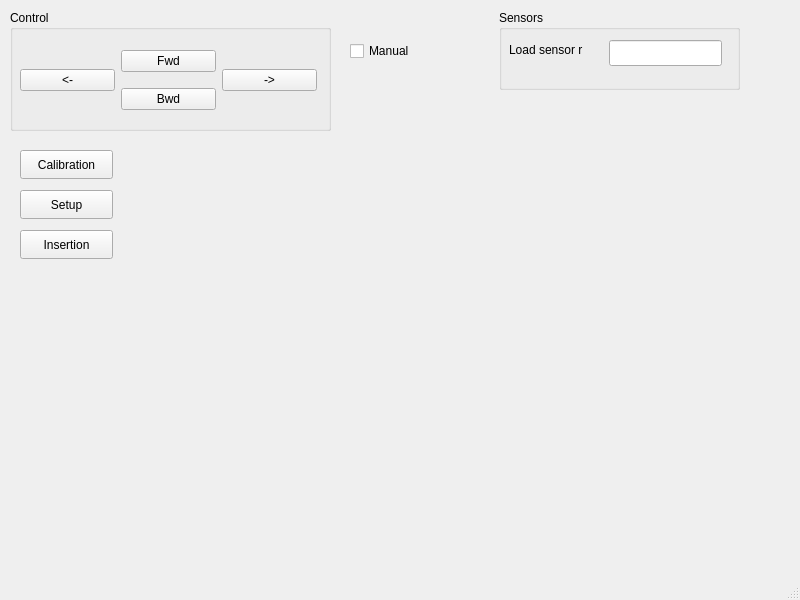
Above: microprobe_app/mainwindow.ui from AlexMarguet/microbs-microprobe before the change. Below: the same form after it.
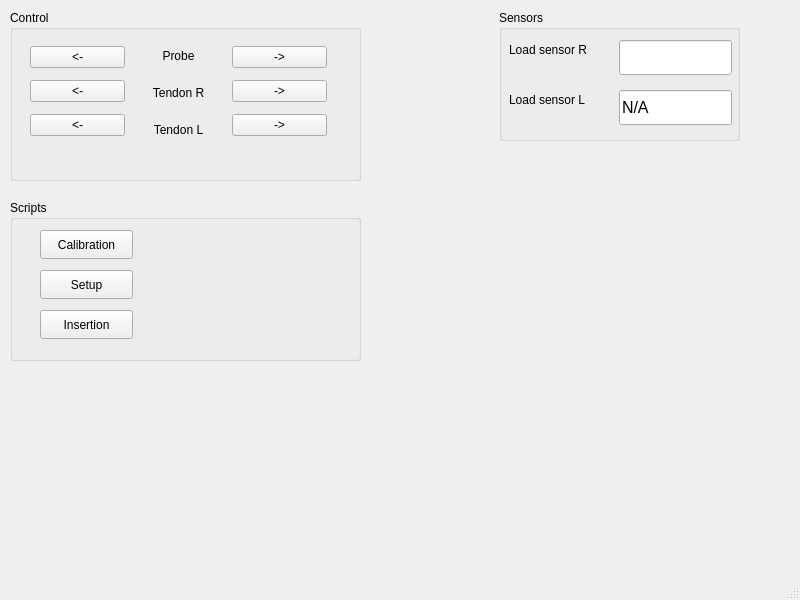
That is the form after the change.

The edit to the form file:
```diff
--- a/microprobe_app/mainwindow.ui
+++ b/microprobe_app/mainwindow.ui
@@ -19,8 +19,8 @@
      <rect>
       <x>10</x>
       <y>10</y>
-      <width>321</width>
-      <height>121</height>
+      <width>351</width>
+      <height>171</height>
      </rect>
     </property>
     <property name="title">
@@ -29,107 +29,107 @@
     <widget class="QWidget" name="horizontalLayoutWidget">
      <property name="geometry">
       <rect>
-       <x>10</x>
+       <x>20</x>
        <y>30</y>
        <width>297</width>
-       <height>80</height>
+       <height>105</height>
       </rect>
      </property>
      <layout class="QHBoxLayout" name="horizontalLayout">
       <item>
-       <widget class="QPushButton" name="pushButton_3">
-        <property name="text">
-         <string>&lt;-</string>
-        </property>
-       </widget>
-      </item>
-      <item>
-       <layout class="QVBoxLayout" name="verticalLayout">
-        <item>
-         <widget class="QPushButton" name="pushButton">
-          <property name="text">
-           <string>Fwd</string>
-          </property>
-         </widget>
-        </item>
+       <layout class="QVBoxLayout" name="verticalLayout_2">
         <item>
          <widget class="QPushButton" name="pushButton_2">
           <property name="text">
-           <string>Bwd</string>
+           <string>&lt;-</string>
           </property>
          </widget>
         </item>
+        <item>
+         <widget class="QPushButton" name="pushButton_3">
+          <property name="text">
+           <string>&lt;-</string>
+          </property>
+         </widget>
+        </item>
+        <item>
+         <widget class="QPushButton" name="pushButton_8">
+          <property name="text">
+           <string>&lt;-</string>
+          </property>
+         </widget>
+        </item>
        </layout>
       </item>
       <item>
-       <widget class="QPushButton" name="pushButton_4">
-        <property name="text">
-         <string>-&gt;</string>
-        </property>
-       </widget>
+       <layout class="QVBoxLayout" name="verticalLayout_3">
+        <item>
+         <widget class="QLabel" name="label_2">
+          <property name="text">
+           <string>Probe</string>
+          </property>
+          <property name="alignment">
+           <set>Qt::AlignCenter</set>
+          </property>
+         </widget>
+        </item>
+        <item>
+         <widget class="QLabel" name="label_3">
+          <property name="text">
+           <string>Tendon R</string>
+          </property>
+          <property name="alignment">
+           <set>Qt::AlignCenter</set>
+          </property>
+         </widget>
+        </item>
+        <item>
+         <widget class="QLabel" name="label_4">
+          <property name="text">
+           <string>Tendon L</string>
+          </property>
+          <property name="alignment">
+           <set>Qt::AlignCenter</set>
+          </property>
+         </widget>
+        </item>
+       </layout>
+      </item>
+      <item>
+       <layout class="QVBoxLayout" name="verticalLayout_4">
+        <item>
+         <widget class="QPushButton" name="pushButton">
+          <property name="text">
+           <string>-&gt;</string>
+          </property>
+         </widget>
+        </item>
+        <item>
+         <widget class="QPushButton" name="pushButton_4">
+          <property name="text">
+           <string>-&gt;</string>
+          </property>
+         </widget>
+        </item>
+        <item>
+         <widget class="QPushButton" name="pushButton_11">
+          <property name="text">
+           <string>-&gt;</string>
+          </property>
+         </widget>
+        </item>
+       </layout>
       </item>
      </layout>
     </widget>
    </widget>
-   <widget class="QCheckBox" name="checkBox">
-    <property name="geometry">
-     <rect>
-      <x>350</x>
-      <y>40</y>
-      <width>77</width>
-      <height>22</height>
-     </rect>
-    </property>
-    <property name="text">
-     <string>Manual</string>
-    </property>
-   </widget>
-   <widget class="QPushButton" name="pushButton_5">
-    <property name="geometry">
-     <rect>
-      <x>20</x>
-      <y>190</y>
-      <width>93</width>
-      <height>29</height>
-     </rect>
-    </property>
-    <property name="text">
-     <string>Setup</string>
-    </property>
-   </widget>
-   <widget class="QPushButton" name="pushButton_6">
-    <property name="geometry">
-     <rect>
-      <x>20</x>
-      <y>230</y>
-      <width>93</width>
-      <height>29</height>
-     </rect>
-    </property>
-    <property name="text">
-     <string>Insertion</string>
-    </property>
-   </widget>
-   <widget class="QPushButton" name="pushButton_7">
-    <property name="geometry">
-     <rect>
-      <x>20</x>
-      <y>150</y>
-      <width>93</width>
-      <height>29</height>
-     </rect>
-    </property>
-    <property name="text">
-     <string>Calibration</string>
-    </property>
-   </widget>
    <widget class="QGroupBox" name="groupBox_2">
     <property name="geometry">
      <rect>
       <x>499</x>
       <y>10</y>
       <width>241</width>
-      <height>80</height>
+      <height>131</height>
      </rect>
     </property>
     <property name="title">
@@ -138,12 +138,17 @@
     <widget class="QLineEdit" name="lineEdit">
      <property name="geometry">
       <rect>
-       <x>110</x>
+       <x>120</x>
        <y>30</y>
        <width>113</width>
-       <height>26</height>
+       <height>35</height>
       </rect>
      </property>
+     <property name="font">
+      <font>
+       <pointsize>12</pointsize>
+      </font>
+     </property>
      <property name="readOnly">
       <bool>true</bool>
      </property>
@@ -156,12 +161,101 @@
       <rect>
        <x>10</x>
        <y>30</y>
-       <width>91</width>
+       <width>101</width>
        <height>20</height>
       </rect>
      </property>
      <property name="text">
-      <string>Load sensor r</string>
+      <string>Load sensor R</string>
+     </property>
+    </widget>
+    <widget class="QLineEdit" name="lineEdit_2">
+     <property name="geometry">
+      <rect>
+       <x>120</x>
+       <y>80</y>
+       <width>113</width>
+       <height>35</height>
+      </rect>
+     </property>
+     <property name="font">
+      <font>
+       <pointsize>12</pointsize>
+      </font>
+     </property>
+     <property name="text">
+      <string>N/A</string>
+     </property>
+     <property name="readOnly">
+      <bool>true</bool>
+     </property>
+     <property name="clearButtonEnabled">
+      <bool>false</bool>
+     </property>
+    </widget>
+    <widget class="QLabel" name="label_5">
+     <property name="geometry">
+      <rect>
+       <x>10</x>
+       <y>80</y>
+       <width>101</width>
+       <height>20</height>
+      </rect>
+     </property>
+     <property name="text">
+      <string>Load sensor L</string>
+     </property>
+    </widget>
+   </widget>
+   <widget class="QGroupBox" name="groupBox_3">
+    <property name="geometry">
+     <rect>
+      <x>10</x>
+      <y>200</y>
+      <width>351</width>
+      <height>161</height>
+     </rect>
+    </property>
+    <property name="title">
+     <string>Scripts</string>
+    </property>
+    <widget class="QPushButton" name="pushButton_6">
+     <property name="geometry">
+      <rect>
+       <x>30</x>
+       <y>110</y>
+       <width>93</width>
+       <height>29</height>
+      </rect>
+     </property>
+     <property name="text">
+      <string>Insertion</string>
+     </property>
+    </widget>
+    <widget class="QPushButton" name="pushButton_7">
+     <property name="geometry">
+      <rect>
+       <x>30</x>
+       <y>30</y>
+       <width>93</width>
+       <height>29</height>
+      </rect>
+     </property>
+     <property name="text">
+      <string>Calibration</string>
+     </property>
+    </widget>
+    <widget class="QPushButton" name="pushButton_5">
+     <property name="geometry">
+      <rect>
+       <x>30</x>
+       <y>70</y>
+       <width>93</width>
+       <height>29</height>
+      </rect>
+     </property>
+     <property name="text">
+      <string>Setup</string>
      </property>
     </widget>
    </widget>
```
Left out of the diff: 4 changed lines with no effect on the pictures.
